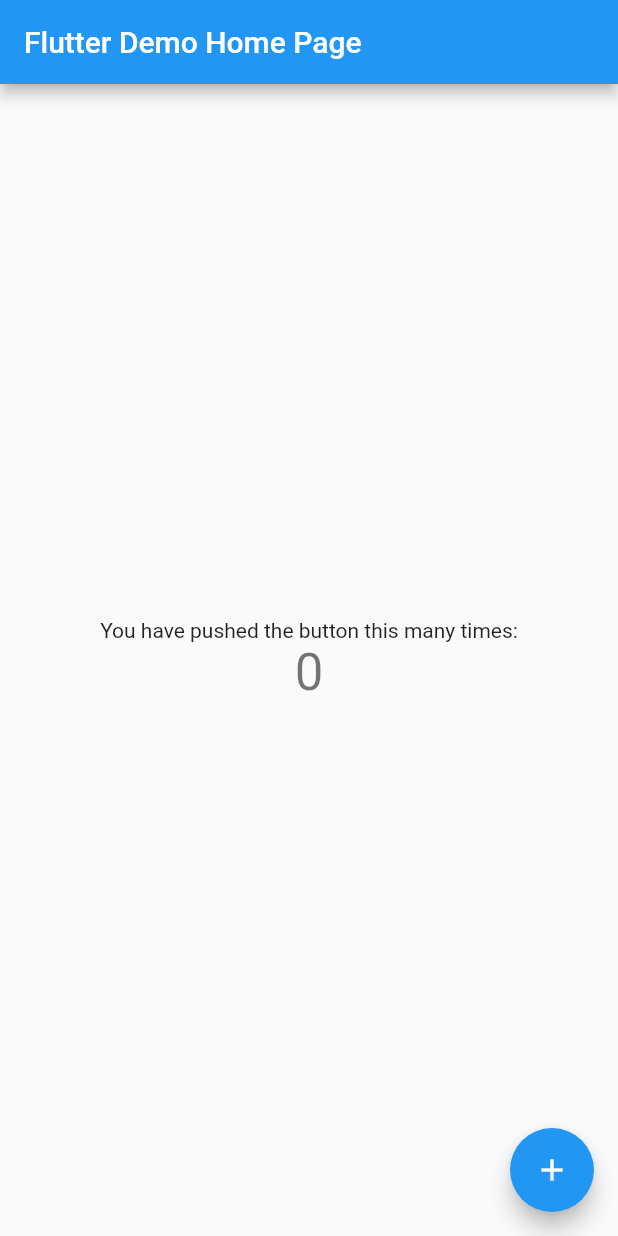
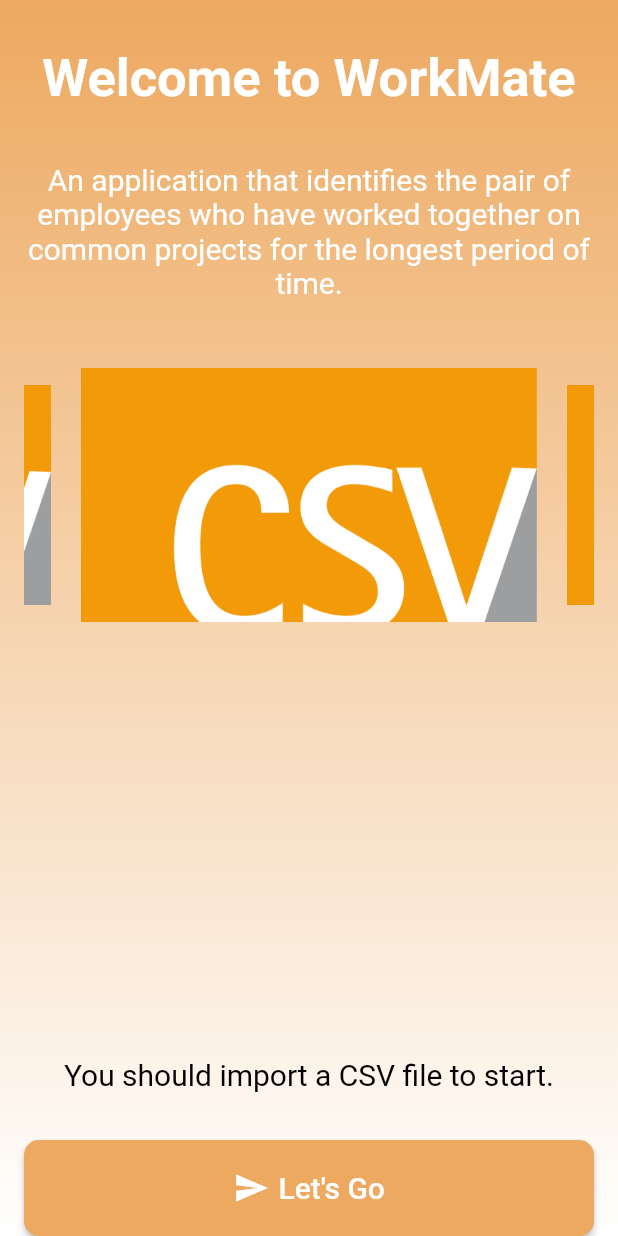
Before and after one commit to JaklinB/Jaklin-Basheva-employees, a Flutter app: the screen it shows after launch, on a phone screen of 412 x 824 dp. Run offline on Flutter 3.47's test engine with Material 2 defaults, Android fonts, the phone set to English and light mode, and no system bars; drawn by our look-alikes of carousel_slider; our stand-ins replace csv, file_picker.

Commit message:
Implemented home page and initial functionality

```diff
--- /dev/null
+++ b/lib/helpers/theme_helper.dart
@@ -0,0 +1,14 @@
+import 'package:flutter/material.dart';
+
+class ThemeHelper {
+  static const Color lightGrey = Color(0xFFEDEDED);
+  static const Color grey = Color(0xFF808080);
+  static const Color orange = Color(0xFFFFAC1C);
+  static const Color white = Color(0xFFFFFFFF);
+  static const Color black = Color(0xFF000000);
+  static const Color primaryColor = Color(0xFF6200EE);
+  static const Color secondaryColor = Color(0xFF03DAC5);
+  static const Color textColor = Color(0xFF1F1F1F);
+  static const Color backgroundColor = Color.fromARGB(255, 237, 169, 96);
+  static const Color dividerColor = Color(0xFFE5E5E5);
+}
--- a/lib/main.dart
+++ b/lib/main.dart
@@ -1,3 +1,6 @@
+import 'package:carousel_slider/carousel_slider.dart';
+import 'package:employees/helpers/theme_helper.dart';
+import 'package:employees/ui/table.dart';
 import 'package:flutter/material.dart';
 
 void main() {
@@ -10,64 +13,120 @@ class MyApp extends StatelessWidget {
   @override
   Widget build(BuildContext context) {
     return MaterialApp(
-      title: 'Flutter Demo',
+      title: 'Employee Demo',
       theme: ThemeData(
-
         primarySwatch: Colors.blue,
       ),
-      home: const MyHomePage(title: 'Flutter Demo Home Page'),
+      home: const MyHomePage(),
     );
   }
 }
 
 class MyHomePage extends StatefulWidget {
-  const MyHomePage({super.key, required this.title});
-
-  final String title;
+  const MyHomePage({super.key});
 
   @override
   State<MyHomePage> createState() => _MyHomePageState();
 }
 
 class _MyHomePageState extends State<MyHomePage> {
-  int _counter = 0;
-
-  void _incrementCounter() {
-    setState(() {
-
-      _counter++;
-    });
-  }
-
   @override
   Widget build(BuildContext context) {
-
     return Scaffold(
-      appBar: AppBar(
-
-        title: Text(widget.title),
-      ),
-      body: Center(
-
-        child: Column(
-
-          mainAxisAlignment: MainAxisAlignment.center,
-          children: <Widget>[
-            const Text(
-              'You have pushed the button this many times:',
-            ),
-            Text(
-              '$_counter',
-              style: Theme.of(context).textTheme.headlineMedium,
-            ),
+        body: Container(
+      padding: const EdgeInsets.symmetric(horizontal: 16),
+      decoration: const BoxDecoration(
+        gradient: LinearGradient(
+          begin: Alignment.topCenter,
+          end: Alignment.bottomCenter,
+          colors: [
+            ThemeHelper.backgroundColor,
+            ThemeHelper.white,
           ],
         ),
       ),
-      floatingActionButton: FloatingActionButton(
-        onPressed: _incrementCounter,
-        tooltip: 'Increment',
-        child: const Icon(Icons.add),
+      child: SafeArea(
+        child: Column(
+          crossAxisAlignment: CrossAxisAlignment.stretch,
+          mainAxisAlignment: MainAxisAlignment.start,
+          children: [
+            const Padding(
+              padding: EdgeInsets.only(top: 32),
+              child: Text(
+                "Welcome to WorkMate",
+                textAlign: TextAlign.center,
+                style: TextStyle(
+                  color: ThemeHelper.white,
+                  fontSize: 35,
+                  fontWeight: FontWeight.bold,
+                ),
+              ),
+            ),
+            const Padding(
+              padding: EdgeInsets.only(top: 35),
+              child: Text(
+                "An application that identifies the pair of employees who have worked together on common projects for the longest period of time.",
+                textAlign: TextAlign.center,
+                style: TextStyle(
+                    color: ThemeHelper.white,
+                    fontSize: 20,
+                    fontWeight: FontWeight.w400),
+              ),
+            ),
+            Padding(
+              padding: const EdgeInsets.only(top: 35),
+              child: CarouselSlider.builder(
+                itemCount: 100,
+                options: CarouselOptions(
+                  aspectRatio: 2.0,
+                  enlargeCenterPage: true,
+                  autoPlay: true,
+                ),
+                itemBuilder: (ctx, index, realIdx) {
+                  return Image.asset(
+                    "lib/assets/csv_logo.png",
+                    fit: BoxFit.contain,
+                  );
+                },
+              ),
+            ),
+            const Spacer(),
+            const Text(
+              "You should import a CSV file to start.",
+              textAlign: TextAlign.center,
+              style: TextStyle(
+                color: ThemeHelper.black,
+                fontSize: 20.0,
+              ),
+            ),
+            const SizedBox(height: 32.0),
+            ElevatedButton.icon(
+              style: ElevatedButton.styleFrom(
+                padding: const EdgeInsets.all(20),
+                backgroundColor: ThemeHelper.backgroundColor,
+                shape: RoundedRectangleBorder(
+                  borderRadius: BorderRadius.circular(10),
+                ),
+                textStyle: const TextStyle(
+                  fontWeight: FontWeight.w600,
+                  fontSize: 20.0,
+                ),
+              ),
+              onPressed: () {
+                Navigator.push(
+                  context,
+                  MaterialPageRoute(builder: (context) => const TableLayout()),
+                );
+              },
+              icon: const Icon(
+                Icons.send,
+                size: 24.0,
+              ),
+              label: const Text("Let's Go", style: TextStyle(fontSize: 20,fontWeight: FontWeight.w500)),
+            )
+          ],
+        ),
       ),
-    );
+    ));
   }
 }
--- /dev/null
+++ b/lib/models/employee.dart
@@ -0,0 +1,22 @@
+class Employee {
+  final int empId;
+  final int projectId;
+  final DateTime dateFrom;
+  final DateTime? dateTo;
+
+  Employee({
+    required this.empId,
+    required this.projectId,
+    required this.dateFrom,
+    this.dateTo,
+  });
+
+  factory Employee.fromCsv(List<dynamic> row) {
+    return Employee(
+      empId: row[0],
+      projectId: row[1],
+      dateFrom: DateTime.parse(row[2]),
+      dateTo: row[3] == 'NULL' ? DateTime.now() : DateTime.parse(row[3]),
+    );
+  }
+}
--- a/pubspec.yaml
+++ b/pubspec.yaml
@@ -37,6 +37,8 @@ dependencies:
   cupertino_icons: ^1.0.2
   csv: ^5.0.1
   intl: ^0.18.1
+  file_picker: ^5.2.11
+  carousel_slider: ^4.2.1
 
 dev_dependencies:
   flutter_test:
@@ -54,6 +56,8 @@ dev_dependencies:
 
 # The following section is specific to Flutter packages.
 flutter:
+  assets:
+    - lib/assets/csv_logo.png
 
   # The following line ensures that the Material Icons font is
   # included with your application, so that you can use the icons in
```
Also changed, not shown: lib/ui/table.dart (added, +181 -0 lines), lib/assets/csv_logo.png (added), pubspec.lock, 10 other files.
